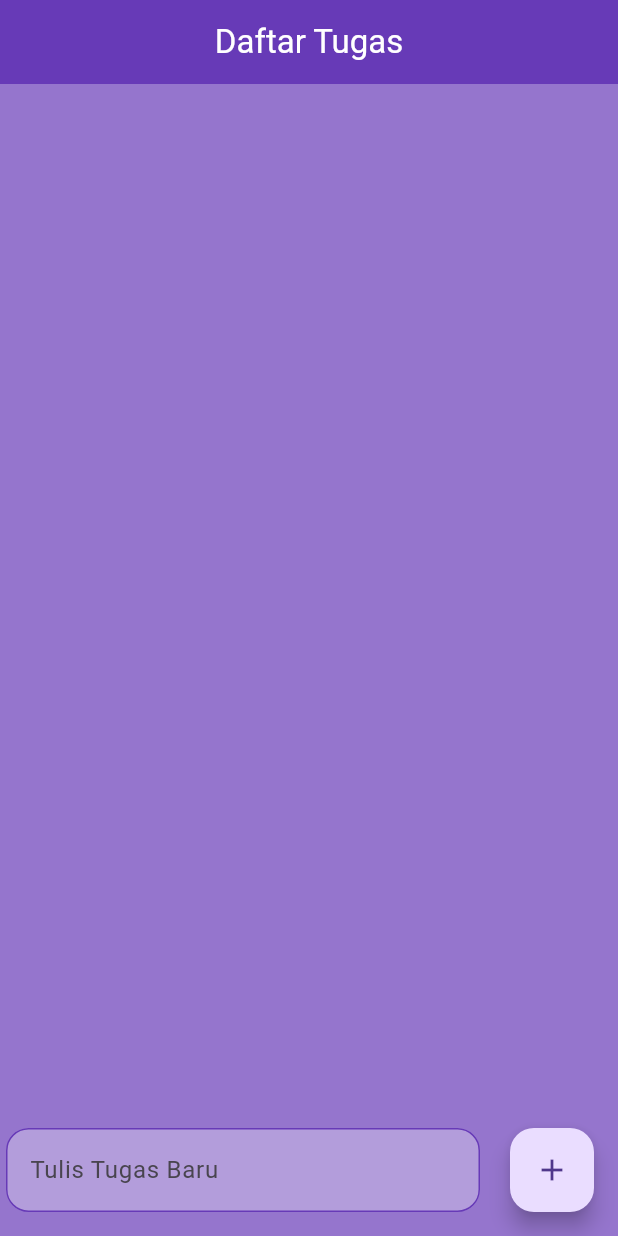
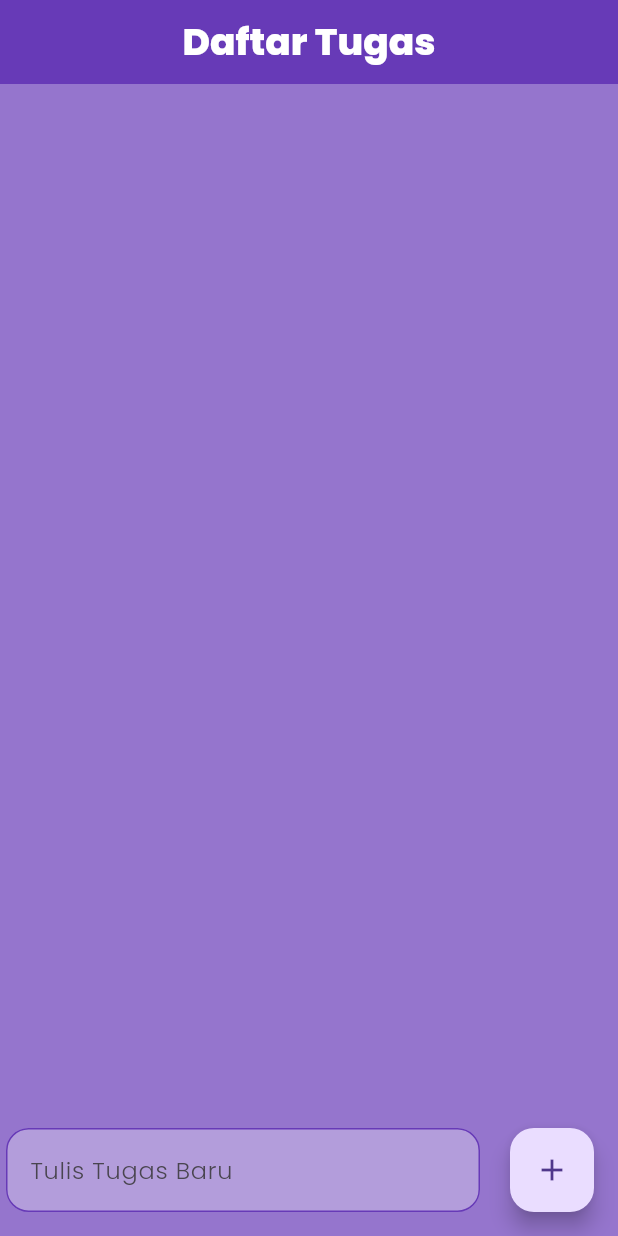
Before and after one commit to ella-ainurriska/tugas_mingguan, a Flutter app: the screen it shows after launch, on a phone screen of 412 x 824 dp. Run offline on Flutter 3.47's test engine with Material 3 defaults, Android fonts, the phone set to English and light mode, and no system bars; our stand-ins replace flutter_slidable.

Commit message:
menambahkan costum font

```diff
--- a/lib/main.dart
+++ b/lib/main.dart
@@ -13,6 +13,9 @@ class MyApp extends StatelessWidget {
     return MaterialApp(
       debugShowCheckedModeBanner: false,
       home: HomePage(),
+      theme: ThemeData(
+        fontFamily: 'Poppins',
+      ),
     );
   }
 }
--- a/lib/pages/home_page.dart
+++ b/lib/pages/home_page.dart
@@ -42,6 +42,11 @@ class _HomePageState extends State<HomePage> {
          centerTitle: true,
          backgroundColor: Colors.deepPurple,
          foregroundColor: Colors.white,
+         titleTextStyle: TextStyle(
+          fontFamily: 'Poppins',
+          fontWeight: FontWeight.w800,
+          fontSize: 25,
+        ),
       ),
       body: ListView.builder(
         itemCount: toDolist.length,
@@ -78,6 +83,10 @@ class _HomePageState extends State<HomePage> {
                     borderRadius: BorderRadius.circular(15),
                   ),
                 ),
+                style: TextStyle(
+                  fontFamily: 'Poppins',
+                  fontWeight: FontWeight.w300,
+                ),
               ),
             ),
           ),
```
Also changed, not shown: pubspec.yaml (+11 -0 lines), assets/fonts/Poppins-ExtraBold.ttf (added), assets/fonts/Poppins-Light.ttf (added).
